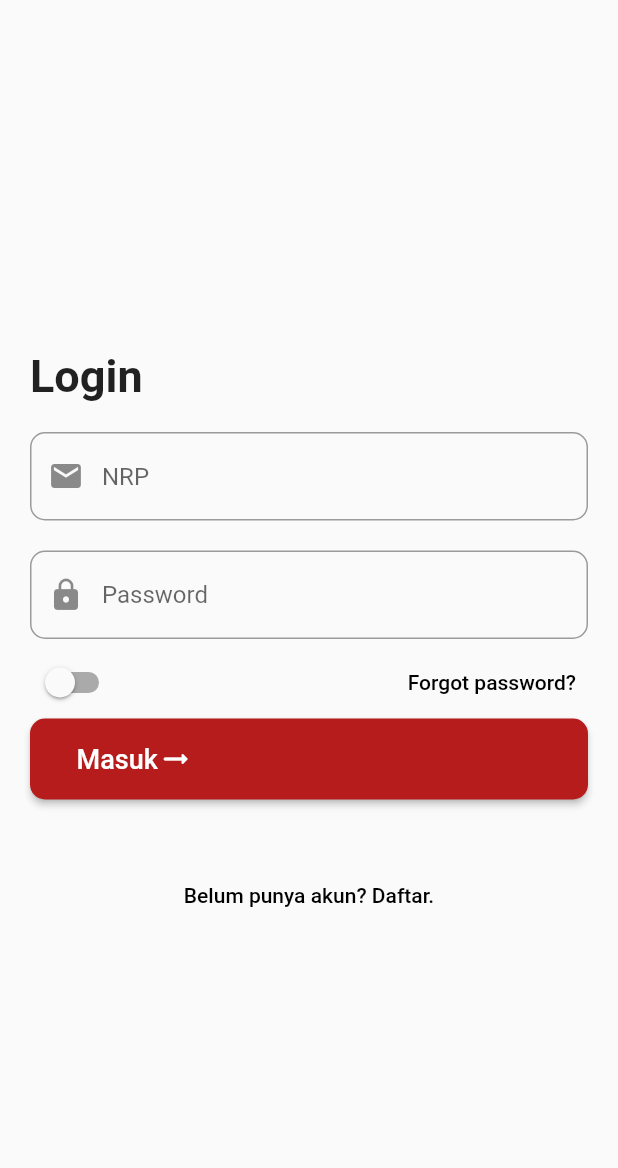
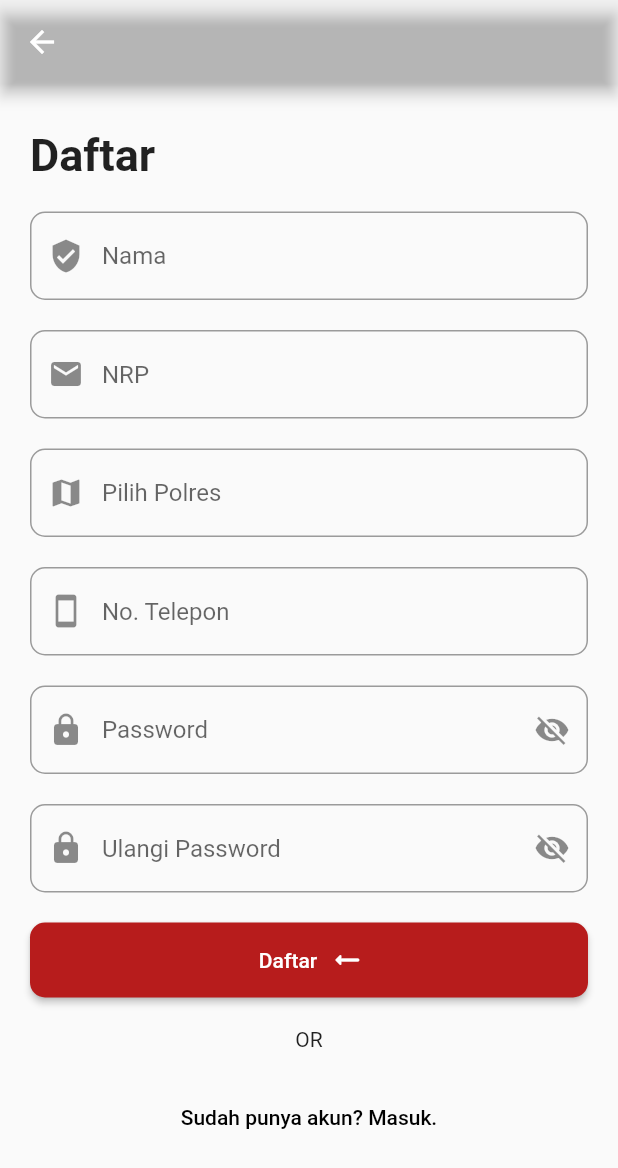
Before and after one commit to iamalinurdin/polres_app, a Flutter app: the screen it shows after launch, after a tap on "Belum punya akun? Daftar.", on a phone screen of 412 x 824 dp. Shown: the top 1168 px of the screen. Run offline on Flutter 3.47's test engine with Material 2 defaults, Android fonts, the phone set to English and light mode, and no system bars; our stand-ins replace pinput.

Commit message:
fix login page & slicing register dan verify pin page

```diff
--- a/lib/auth/login.dart
+++ b/lib/auth/login.dart
@@ -1,5 +1,130 @@
 import 'package:flutter/material.dart';
+import 'package:polres_app/auth/register.dart';
 
-import 'package:flutter/material.dart';
+class LoginPage extends StatefulWidget {
+  const LoginPage({Key? key}) : super(key: key);
 
-class LoginPage extends StatefulWidget {}
+  @override
+  State<LoginPage> createState() => _LoginPageState();
+}
+
+class _LoginPageState extends State<LoginPage> {
+
+  bool remember = false;
+  bool showPassword = false;
+
+  @override
+  Widget build(BuildContext context) {
+    return Container(
+      padding: EdgeInsets.fromLTRB(20.0, 30.0, 20.0, 0.0),
+      child: Column(
+        mainAxisAlignment: MainAxisAlignment.center,
+        crossAxisAlignment: CrossAxisAlignment.start,
+        children: [
+          Text(
+            'Login',
+            style: TextStyle(
+                fontWeight: FontWeight.bold,
+                fontSize: 30.0
+            ),
+          ),
+          SizedBox(height: 20.0),
+          TextFormField(
+            decoration: InputDecoration(
+                prefixIcon: Icon(Icons.mail),
+                hintText: 'NRP',
+                border: OutlineInputBorder(
+                    borderRadius: BorderRadius.circular(10.0)
+                )
+            ),
+          ),
+          SizedBox(height: 20.0),
+          TextFormField(
+            decoration: InputDecoration(
+              prefixIcon: Icon(Icons.lock),
+              hintText: 'Password',
+              border: OutlineInputBorder(
+                borderRadius: BorderRadius.circular(10.0)
+              ),
+              suffixIcon: IconButton(
+                icon: Icon(showPassword ? Icons.visibility : Icons.visibility_off),
+                onPressed: () {
+                  setState(() {
+                    showPassword = !showPassword;
+                  });
+                },
+              )
+            ),
+            obscureText: showPassword,
+          ),
+          SizedBox(height: 5.0),
+          Row(
+            mainAxisAlignment: MainAxisAlignment.spaceBetween,
+            children: [
+              Switch(
+                value: remember,
+                onChanged: (value) {
+                  setState(() {
+                    remember = value;
+                  });
+                },
+                activeColor: Colors.red[700],
+                activeTrackColor: Colors.red[500],
+              ),
+              TextButton(
+                  onPressed: (){
+
+                  },
+                  child: Text(
+                    'Forgot password?',
+                    style: TextStyle(
+                        color: Colors.black
+                    ),
+                  )
+              )
+            ],
+          ),
+          Directionality(
+            textDirection: TextDirection.rtl,
+            child: ElevatedButton.icon(
+              onPressed: () {
+                print('ok');
+              },
+              icon: Icon(Icons.arrow_right_alt_rounded),
+              label: Text('Masuk'),
+              style: ElevatedButton.styleFrom(
+                  primary: Colors.red[900],
+                  alignment: Alignment.center,
+                  shape: RoundedRectangleBorder(
+                      borderRadius: BorderRadius.circular(10.0)
+                  ),
+                  minimumSize: Size.fromHeight(50)
+              ),
+            ),
+          ),
+          SizedBox(height: 20.0),
+          Center(
+            child: Column(
+              mainAxisAlignment: MainAxisAlignment.end,
+              children: [
+                TextButton(
+                  onPressed: () {
+                    Navigator.push(context, MaterialPageRoute(builder: (context) {
+                      return RegisterPage();
+                    }));
+                  },
+                  child: Text(
+                    'Belum punya akun? Daftar.',
+                    style: TextStyle(
+                        color: Colors.black
+                    ),
+                  ),
+                ),
+              ],
+            ),
+          ),
+        ],
+      ),
+    );
+  }
+}
--- /dev/null
+++ b/lib/auth/register.dart
@@ -0,0 +1,185 @@
+import 'package:flutter/material.dart';
+import 'package:polres_app/auth/verify_pin.dart';
+import 'verify_pin.dart';
+
+class RegisterPage extends StatefulWidget {
+  const RegisterPage({Key? key}) : super(key: key);
+
+  @override
+  State<RegisterPage> createState() => _RegisterPageState();
+}
+
+class _RegisterPageState extends State<RegisterPage> {
+
+  bool showPassword = false;
+  bool showPasswordConf = false;
+  // Initial Selected Value
+  String selected = 'Item 1';
+
+  // List of items in our dropdown menu
+  var items = [
+    'Item 1',
+    'Item 2',
+    'Item 3',
+    'Item 4',
+    'Item 5',
+  ];
+
+  @override
+  Widget build(BuildContext context) {
+    return Scaffold(
+      appBar: AppBar(
+        backgroundColor: Colors.transparent,
+      ),
+      body: ListView(
+        padding: EdgeInsets.fromLTRB(20.0, 30.0, 20.0, 0.0),
+        children: [
+          Text(
+            'Daftar',
+            style: TextStyle(
+                fontWeight: FontWeight.bold,
+                fontSize: 30.0
+            ),
+          ),
+          SizedBox(height: 20.0),
+          TextFormField(
+            decoration: InputDecoration(
+                prefixIcon: Icon(Icons.verified_user),
+                hintText: 'Nama',
+                border: OutlineInputBorder(
+                    borderRadius: BorderRadius.circular(10.0)
+                )
+            ),
+          ),
+          SizedBox(height: 20.0),
+          TextFormField(
+            decoration: InputDecoration(
+                prefixIcon: Icon(Icons.mail),
+                hintText: 'NRP',
+                border: OutlineInputBorder(
+                    borderRadius: BorderRadius.circular(10.0)
+                )
+            ),
+          ),
+          SizedBox(height: 20.0),
+          // DropdownButton(
+          //
+          //   items: items.map((item) {
+          //     return DropdownMenuItem(
+          //       value: item,
+          //       child: Text(item),
+          //     );
+          //   }).toList(),
+          //   onChanged: (String? selected) {
+          //     setState(() {
+          //       selected = selected!;
+          //     });
+          //   }
+          // ),
+          TextFormField(
+            decoration: InputDecoration(
+                prefixIcon: Icon(Icons.map),
+                hintText: 'Pilih Polres',
+                border: OutlineInputBorder(
+                    borderRadius: BorderRadius.circular(10.0)
+                )
+            ),
+          ),
+          SizedBox(height: 20.0),
+          TextFormField(
+            decoration: InputDecoration(
+              prefixIcon: Icon(Icons.smartphone),
+              hintText: 'No. Telepon',
+              border: OutlineInputBorder(
+                borderRadius: BorderRadius.circular(10.0)
+              )
+            ),
+          ),
+          SizedBox(height: 20.0),
+          TextFormField(
+            decoration: InputDecoration(
+              prefixIcon: Icon(Icons.lock),
+              hintText: 'Password',
+              border: OutlineInputBorder(
+                borderRadius: BorderRadius.circular(10.0)
+              ),
+              suffixIcon: IconButton(
+                icon: Icon(showPassword ? Icons.visibility : Icons.visibility_off),
+                onPressed: () {
+                  setState(() {
+                    showPassword = !showPassword;
+                  });
+                },
+              )
+            ),
+            obscureText: showPassword,
+          ),
+          SizedBox(height: 20.0),
+          TextFormField(
+            decoration: InputDecoration(
+              prefixIcon: Icon(Icons.lock),
+              hintText: 'Ulangi Password',
+              border: OutlineInputBorder(
+                borderRadius: BorderRadius.circular(10.0)
+              ),
+              suffixIcon: IconButton(
+                icon: Icon(showPasswordConf ? Icons.visibility : Icons.visibility_off),
+                onPressed: () {
+                  setState(() {
+                    showPasswordConf = !showPasswordConf;
+                  });
+                },
+              )
+            ),
+            obscureText: showPasswordConf,
+          ),
+          SizedBox(height: 20.0),
+          Directionality(
+            textDirection: TextDirection.rtl,
+            child: ElevatedButton.icon(
+              onPressed: () {
+                Navigator.push(context, MaterialPageRoute(builder: (context) {
+                  return VerifyPinPage();
+                }));
+              },
+              icon: Icon(Icons.arrow_right_alt_rounded),
+              label: Text('Daftar'),
+              style: ElevatedButton.styleFrom(
+                  primary: Colors.red[900],
+                  alignment: Alignment.center,
+                  shape: RoundedRectangleBorder(
+                      borderRadius: BorderRadius.circular(10.0)
+                  ),
+                  minimumSize: Size.fromHeight(50)
+              ),
+            ),
+          ),
+
+          SizedBox(height: 20.0),
+          Center(
+            child: Text('OR'),
+          ),
+          SizedBox(height: 20.0),
+          Center(
+            child: Column(
+              mainAxisAlignment: MainAxisAlignment.end,
+              children: [
+                TextButton(
+                  onPressed: () {
+                    print('ok');
+                  },
+                  child: Text(
+                    'Sudah punya akun? Masuk.',
+                    style: TextStyle(
+                        color: Colors.black
+                    ),
+                  ),
+                ),
+              ],
+            ),
+          )
+        ],
+      ),
+    );
+  }
+}
--- a/lib/main.dart
+++ b/lib/main.dart
@@ -1,168 +1,178 @@
 import 'package:flutter/material.dart';
+import 'auth/register.dart';
+import 'package:polres_app/auth/login.dart';
 
 void main() {
-  runApp(const Login());
+  runApp(MaterialApp(
+    home: Scaffold(
+      body: LoginPage(),
+    ),
+  ));
 }
 
-class Login extends StatefulWidget {
-  const Login({Key? key}) : super(key: key);
-
-  @override
-  State<Login> createState() => _LoginState();
-}
-
-class _LoginState extends State<Login> {
-
-  bool remember = false;
-
-  @override
-  Widget build(BuildContext context) {
-    return MaterialApp(
-      home: Scaffold(
-        // appBar: AppBar(
-        //   title: Text('Polres App'),
-        // ),
-        body: Container(
-          padding: EdgeInsets.fromLTRB(20.0, 30.0, 20.0, 0.0),
-          child: Column(
-            mainAxisAlignment: MainAxisAlignment.center,
-            crossAxisAlignment: CrossAxisAlignment.start,
-            children: [
-              Text(
-                'Login',
-                style: TextStyle(
-                  fontWeight: FontWeight.bold,
-                  fontSize: 30.0
-                ),
-              ),
-              SizedBox(height: 20.0),
-              TextFormField(
-                decoration: InputDecoration(
-                    prefixIcon: Icon(Icons.mail),
-                    hintText: 'NRP',
-                    border: OutlineInputBorder(
-                        borderRadius: BorderRadius.circular(10.0)
-                    )
-                ),
-              ),
-              SizedBox(height: 20.0),
-              TextFormField(
-                decoration: InputDecoration(
-                    prefixIcon: Icon(Icons.lock),
-                    hintText: 'Password',
-                    border: OutlineInputBorder(
-                        borderRadius: BorderRadius.circular(10.0)
-                    )
-                ),
-              ),
-              SizedBox(height: 5.0),
-              Row(
-                mainAxisAlignment: MainAxisAlignment.spaceBetween,
-                children: [
-                  Switch(
-                    value: remember,
-                    onChanged: (value) {
-                      setState(() {
-                        remember = value;
-                      });
-                    },
-                    activeColor: Colors.red[700],
-                    activeTrackColor: Colors.red[500],
-                  ),
-                  TextButton(
-                    onPressed: (){
-
-                    },
-                    child: Text(
-                      'Forgot password?',
-                      style: TextStyle(
-                        color: Colors.black
-                      ),
-                    )
-                  )
-                ],
-              ),
-              ElevatedButton(
-                onPressed: () {
-                  print('ok');
-                },
-                child: Padding(
-                  padding: EdgeInsets.all(15.0),
-                  child: Row(
-                    children: [
-                      Text(
-                        'Masuk',
-                        style: TextStyle(
-                            fontSize: 18.0
-                        ),
-                      ),
-                      Icon(
-                        Icons.arrow_right_alt_rounded,
-                      )
-                    ],
-                  ),
-                ),
-                style: ElevatedButton.styleFrom(
-                  primary: Colors.red[900],
-                  alignment: Alignment.center,
-                  shape: RoundedRectangleBorder(
-                    borderRadius: BorderRadius.circular(10.0)
-                  )
-                ),
-              ),
-              SizedBox(height: 20.0),
-              // Center(
-              //   child: Text('OR'),
-              // ),
-              // SizedBox(height: 20.0),
-              // ElevatedButton(
-              //   onPressed: () {
-              //
-              //   },
-              //   child: Padding(
-              //     padding: EdgeInsets.all(15.0),
-              //     child: Row(
-              //       children: [
-              //         Text(
-              //           'Login with Google',
-              //           style: TextStyle(
-              //             fontSize: 15.0,
-              //             color: Colors.black
-              //           ),
-              //         ),
-              //       ],
-              //     )
-              //   ),
-              //   style: ElevatedButton.styleFrom(
-              //     primary: Colors.white,
-              //     shape: RoundedRectangleBorder(
-              //         borderRadius: BorderRadius.circular(10.0)
-              //     )
-              //   ),
-              // ),
-              SizedBox(height: 20.0),
-              Center(
-                child: Column(
-                  mainAxisAlignment: MainAxisAlignment.end,
-                  children: [
-                    TextButton(
-                      onPressed: () {
-
-                      },
-                      child: Text(
-                        'Belum punya akun? Daftar.',
-                        style: TextStyle(
-                            color: Colors.black
-                        ),
-                      ),
-                    ),
-                  ],
-                ),
-              )
-            ],
-          ),
-        ),
-      ),
-    );
-  }
-}
+// class Login extends StatefulWidget {
+//   const Login({Key? key}) : super(key: key);
+//
+//   @override
+//   State<Login> createState() => _LoginState();
+// }
+//
+// class _LoginState extends State<Login> {
+//
+//   bool remember = false;
+//
+//   @override
+//   Widget build(BuildContext context) {
+//     return MaterialApp(
+//       home: Scaffold(
+//         // appBar: AppBar(
+//         //   title: Text('Polres App'),
+//         // ),
+//         body: Builder(
+//           builder: (context) => Container(
+//             padding: EdgeInsets.fromLTRB(20.0, 30.0, 20.0, 0.0),
+//             child: Column(
+//               mainAxisAlignment: MainAxisAlignment.center,
+//               crossAxisAlignment: CrossAxisAlignment.start,
+//               children: [
+//                 Text(
+//                   'Login',
+//                   style: TextStyle(
+//                       fontWeight: FontWeight.bold,
+//                       fontSize: 30.0
+//                   ),
+//                 ),
+//                 SizedBox(height: 20.0),
+//                 TextFormField(
+//                   decoration: InputDecoration(
+//                       prefixIcon: Icon(Icons.mail),
+//                       hintText: 'NRP',
+//                       border: OutlineInputBorder(
+//                           borderRadius: BorderRadius.circular(10.0)
+//                       )
+//                   ),
+//                 ),
+//                 SizedBox(height: 20.0),
+//                 TextFormField(
+//                   decoration: InputDecoration(
+//                       prefixIcon: Icon(Icons.lock),
+//                       hintText: 'Password',
+//                       border: OutlineInputBorder(
+//                           borderRadius: BorderRadius.circular(10.0)
+//                       )
+//                   ),
+//                 ),
+//                 SizedBox(height: 5.0),
+//                 Row(
+//                   mainAxisAlignment: MainAxisAlignment.spaceBetween,
+//                   children: [
+//                     Switch(
+//                       value: remember,
+//                       onChanged: (value) {
+//                         setState(() {
+//                           remember = value;
+//                         });
+//                       },
+//                       activeColor: Colors.red[700],
+//                       activeTrackColor: Colors.red[500],
+//                     ),
+//                     TextButton(
+//                         onPressed: (){
+//
+//                         },
+//                         child: Text(
+//                           'Forgot password?',
+//                           style: TextStyle(
+//                               color: Colors.black
+//                           ),
+//                         )
+//                     )
+//                   ],
+//                 ),
+//                 ElevatedButton(
+//                   onPressed: () {
+//                     print('ok');
+//                   },
+//                   child: Padding(
+//                     padding: EdgeInsets.all(15.0),
+//                     child: Row(
+//                       children: [
+//                         Text(
+//                           'Masuk',
+//                           style: TextStyle(
+//                               fontSize: 18.0
+//                           ),
+//                         ),
+//                         Icon(
+//                           Icons.arrow_right_alt_rounded,
+//                         )
+//                       ],
+//                     ),
+//                   ),
+//                   style: ElevatedButton.styleFrom(
+//                       primary: Colors.red[900],
+//                       alignment: Alignment.center,
+//                       shape: RoundedRectangleBorder(
+//                           borderRadius: BorderRadius.circular(10.0)
+//                       )
+//                   ),
+//                 ),
+//                 SizedBox(height: 20.0),
+//                 // Center(
+//                 //   child: Text('OR'),
+//                 // ),
+//                 // SizedBox(height: 20.0),
+//                 // ElevatedButton(
+//                 //   onPressed: () {
+//                 //
+//                 //   },
+//                 //   child: Padding(
+//                 //     padding: EdgeInsets.all(15.0),
+//                 //     child: Row(
+//                 //       children: [
+//                 //         Text(
+//                 //           'Login with Google',
+//                 //           style: TextStyle(
+//                 //             fontSize: 15.0,
+//                 //             color: Colors.black
+//                 //           ),
+//                 //         ),
+//                 //       ],
+//                 //     )
+//                 //   ),
+//                 //   style: ElevatedButton.styleFrom(
+//                 //     primary: Colors.white,
+//                 //     shape: RoundedRectangleBorder(
+//                 //         borderRadius: BorderRadius.circular(10.0)
+//                 //     )
+//                 //   ),
+//                 // ),
+//                 SizedBox(height: 20.0),
+//                 Center(
+//                   child: Column(
+//                     mainAxisAlignment: MainAxisAlignment.end,
+//                     children: [
+//                       TextButton(
+//                         onPressed: () {
+//                           Navigator.push(context, MaterialPageRoute(builder: (context) {
+//                             return RegisterPage();
+//                           }));
+//                         },
+//                         child: Text(
+//                           'Belum punya akun? Daftar.',
+//                           style: TextStyle(
+//                               color: Colors.black
+//                           ),
+//                         ),
+//                       ),
+//                     ],
+//                   ),
+//                 )
+//               ],
+//             ),
+//           ),
+//         )
+//       ),
+//     );
+//   }
+// }
--- a/pubspec.yaml
+++ b/pubspec.yaml
@@ -34,6 +34,7 @@ dependencies:
   # The following adds the Cupertino Icons font to your application.
   # Use with the CupertinoIcons class for iOS style icons.
   cupertino_icons: ^1.0.2
+  pinput: ^2.2.11
 
 dev_dependencies:
   flutter_test:
```
Also changed, not shown: lib/auth/verify_pin.dart (added, +78 -0 lines), pubspec.lock, 11 other files.
